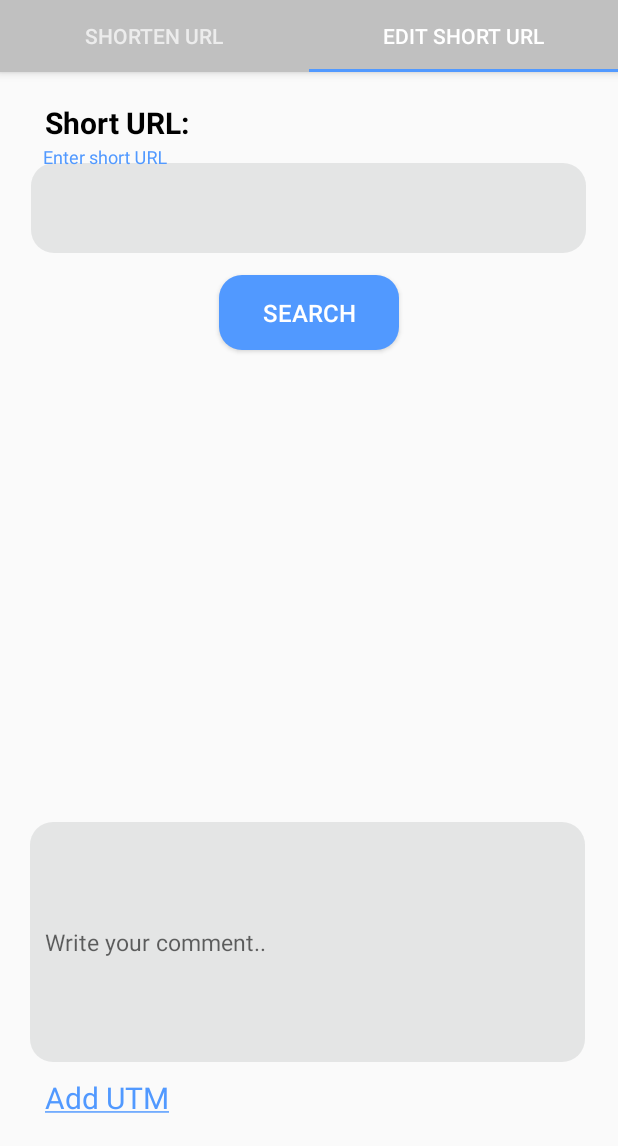
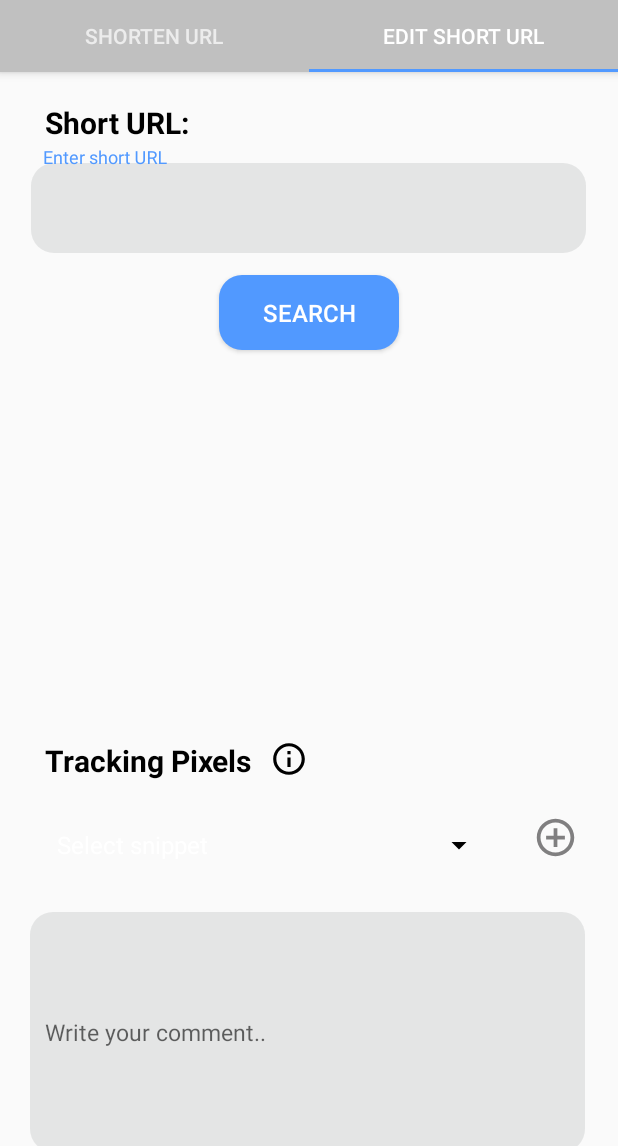
Before and after one commit to linaalkhodair/shorten.rest, an Android app: the screen it shows after launch (MainActivity), tab 2 chosen, on a phone screen of 412 x 824 dp, the part 90-1236 px from its top. Run offline under Robolectric (Android 15) with nearby library versions, the phone set to English and light mode, and no system bars.

Commit message:
Snippets layout in edit frag

```diff
--- a/app/src/main/java/com/example/shortenrest/CreateAliasFrag.java
+++ b/app/src/main/java/com/example/shortenrest/CreateAliasFrag.java
@@ -192,7 +192,6 @@ public class CreateAliasFrag extends Fragment implements AdapterView.OnItemSelec
             }
         });
 
-        EditText editText = new EditText(mContext);
     } //end onViewCreated()
 
 
--- a/app/src/main/java/com/example/shortenrest/EditAliasFrag.java
+++ b/app/src/main/java/com/example/shortenrest/EditAliasFrag.java
@@ -21,8 +21,12 @@ import android.view.LayoutInflater;
 import android.view.View;
 import android.view.ViewGroup;
 import android.webkit.URLUtil;
+import android.widget.AdapterView;
+import android.widget.ArrayAdapter;
 import android.widget.Button;
 import android.widget.EditText;
+import android.widget.ImageView;
+import android.widget.Spinner;
 import android.widget.TextView;
 import android.widget.Toast;
 
@@ -59,6 +63,12 @@ public class EditAliasFrag extends Fragment {
     TextView domainTV, destTV, addUtm;
     boolean isUtm;
     int numOfUtm; //stores the number of originalUtms
+
+    Spinner spinner;
+    String snippetID;
+    ImageView addSnippet;
+    boolean isSnippet;
+    SnippetList snippetList;
 
     Credentials credentials = new Credentials();
     String domain = credentials.getDomain();
@@ -109,7 +119,13 @@ public class EditAliasFrag extends Fragment {
         saveBtn = view.findViewById(R.id.saveChngs);
         domainTV = view.findViewById(R.id.domainTextView);
         destTV = view.findViewById(R.id.destTextView);
+
         snippetExample = view.findViewById(R.id.snippetExample);
+        addSnippet = view.findViewById(R.id.addSnippet);
+        //creating dropdown menu
+        spinner = view.findViewById(R.id.spinner);
+        buildSnippetMenu();
+
 
         addUtm = view.findViewById(R.id.addUtm);
         SpannableString content = new SpannableString("Add UTM");
@@ -163,6 +179,40 @@ public class EditAliasFrag extends Fragment {
         });
 
     } //end onViewCreated
+
+    private void buildSnippetMenu(){
+
+        String[] items = new String[]{"Select snippet","GoogleAnalytics", "FacebookPixel", "GoogleConversionPixel", "LinkedInPixel", "AdrollPixel", "TaboolaPixel", "BingPixel", "PinterestPixel", "SnapchatPixel"};
+        spinner.setSelection(1);
+        final ArrayAdapter<String> adapter = new ArrayAdapter<>(getActivity().getBaseContext(), android.R.layout.simple_spinner_dropdown_item, items);
+        spinner.setAdapter(adapter);
+
+        spinner.setOnItemSelectedListener(new AdapterView.OnItemSelectedListener()
+        {
+            public void onItemSelected(AdapterView<?> parent, View view, int position, long id)
+            {
+                snippetID = parent.getItemAtPosition(position).toString();
+                Log.d("testLOL",snippetID);
+
+            } // to close the onItemSelected
+            public void onNothingSelected(AdapterView<?> parent)
+            {
+
+            }
+        });
+
+        addSnippet.setOnClickListener(new View.OnClickListener() {
+            @Override
+            public void onClick(View v) {
+                snippetList = new SnippetList(snippetID, "");
+                Log.d("herehehrhe",snippetList.getParameterExample(snippetID));
+                snippetExample.setVisibility(View.VISIBLE);
+                snippetExample.setText(snippetList.getParameterExample(snippetID));
+                isSnippet = true;
+            }
+        });
+
+    }
 
     private void buildRecyclerView(View view){
 
@@ -466,30 +516,6 @@ public class EditAliasFrag extends Fragment {
     } //end addUtm
 
 
-//    public static void removeItem(int position){
-//     //  cleanUrl = destURL.getText().toString();
-//      //  int index = url.indexOf("?");
-//        //url = url.substring(index + 1);
-//
-//       // Map<String, String> map = getQueryMap(url);
-//
-//        //Log.d("map : ", " " + map.toString());
-//
-//
-//
-//       // for (Map.Entry<String, String> entry : map.entrySet()) {
-//
-//        ItemCard itemCard = arrayList.get(position);
-//
-//
-//        cleanUrl = cleanUrl.replace(itemCard.getParamEdit()+"="+itemCard.getValueEdit(), "");
-//       // cleanUrl = cleanUrl.replace(itemCard.getEqual(), "");
-//        arrayList.remove(itemCard);
-//
-//
-//
-//       // }
-//    }
 
     private void createDialog(String message){
         final Dialog dialog = new Dialog(mContext);
--- a/app/src/main/res/layout/fragment_edit_alias.xml
+++ b/app/src/main/res/layout/fragment_edit_alias.xml
@@ -7,11 +7,11 @@
 
     <ScrollView
         android:layout_width="match_parent"
-        android:layout_height="930dp">
+        android:layout_height="1350dp">
 
     <RelativeLayout
         android:layout_width="match_parent"
-        android:layout_height="930sp"
+        android:layout_height="1350dp"
         android:layout_alignParentBottom="true"
         >
 
@@ -127,27 +127,50 @@
                 android:textSize="20sp" />
         </com.google.android.material.textfield.TextInputLayout>
 
-        <Button
-            android:id="@+id/saveChngs"
-            android:layout_width="150dp"
-            android:layout_height="50dp"
-            android:layout_gravity="center"
-            android:layout_marginTop="435dp"
-            android:layout_marginStart="150dp"
-            android:textSize="16sp"
-            android:layout_centerHorizontal="true"
-            android:text="save changes"
-            android:background="@drawable/round_shape_btn"
-            android:textColor="@color/colorPrimary"
 
-            />
+
+        <TextView
+            android:layout_width="wrap_content"
+            android:layout_height="wrap_content"
+            android:layout_marginStart="30dp"
+            android:layout_marginTop="445dp"
+            android:text="Tracking Pixels"
+            android:textColor="@color/colorPrimaryDark"
+            android:textSize="20sp"
+            android:textStyle="bold" />
+
+        <ImageView
+            android:id="@+id/infoIcon"
+            android:layout_width="25dp"
+            android:layout_height="25dp"
+            android:layout_marginStart="180dp"
+            android:layout_marginTop="445dp"
+            android:src="@drawable/ic_info_outline_black_24dp" />
+
+        <Spinner
+            android:id="@+id/spinner"
+            android:layout_width="300sp"
+            android:layout_height="60sp"
+            android:layout_marginStart="30dp"
+            android:layout_marginTop="485dp"
+            android:backgroundTint="@color/colorPrimaryDark"
+            android:spinnerMode="dropdown"
+            android:textSize="16sp" />
+
+        <ImageView
+            android:id="@+id/addSnippet"
+            android:layout_width="30dp"
+            android:layout_height="30dp"
+            android:layout_marginStart="355dp"
+            android:layout_marginTop="495dp"
+            android:src="@drawable/ic_add_circle_outline_black_24dp" />
 
         <EditText
             android:id="@+id/snippetExample"
             android:layout_width="370sp"
             android:layout_height="160dp"
             android:layout_marginStart="20dp"
-            android:layout_marginTop="500sp"
+            android:layout_marginTop="560sp"
             android:background="@drawable/round_shape"
             android:ems="10"
             android:hint="Write your comment.."
@@ -160,7 +183,17 @@
             android:layout_width="wrap_content"
             android:layout_height="wrap_content"
             android:layout_marginStart="30dp"
-            android:layout_marginTop="670dp"
+            android:layout_marginTop="730dp"
+            android:text="UTM"
+            android:textColor="@color/colorPrimaryDark"
+            android:textSize="20sp"
+            android:textStyle="bold" />
+
+        <TextView
+            android:layout_width="wrap_content"
+            android:layout_height="wrap_content"
+            android:layout_marginStart="30dp"
+            android:layout_marginTop="760dp"
             android:id="@+id/addUtm"
             android:text="Add UTM"
             android:textColor="@color/colorAccent"
@@ -171,10 +204,25 @@
             android:id="@+id/recyclerView"
             android:layout_width="match_parent"
             android:layout_height="wrap_content"
-            android:layout_marginTop="700dp"
+            android:layout_marginTop="800dp"
             android:visibility="visible"
             android:padding="4dp"
             android:scrollbars="vertical" />
+
+        <Button
+            android:id="@+id/saveChngs"
+            android:layout_width="150dp"
+            android:layout_height="50dp"
+            android:layout_gravity="center"
+            android:layout_marginTop="1200dp"
+            android:layout_marginStart="150dp"
+            android:textSize="16sp"
+            android:layout_centerHorizontal="true"
+            android:text="save changes"
+            android:background="@drawable/round_shape_btn"
+            android:textColor="@color/colorPrimary"
+
+            />
 
             </RelativeLayout>
     </ScrollView>
```
